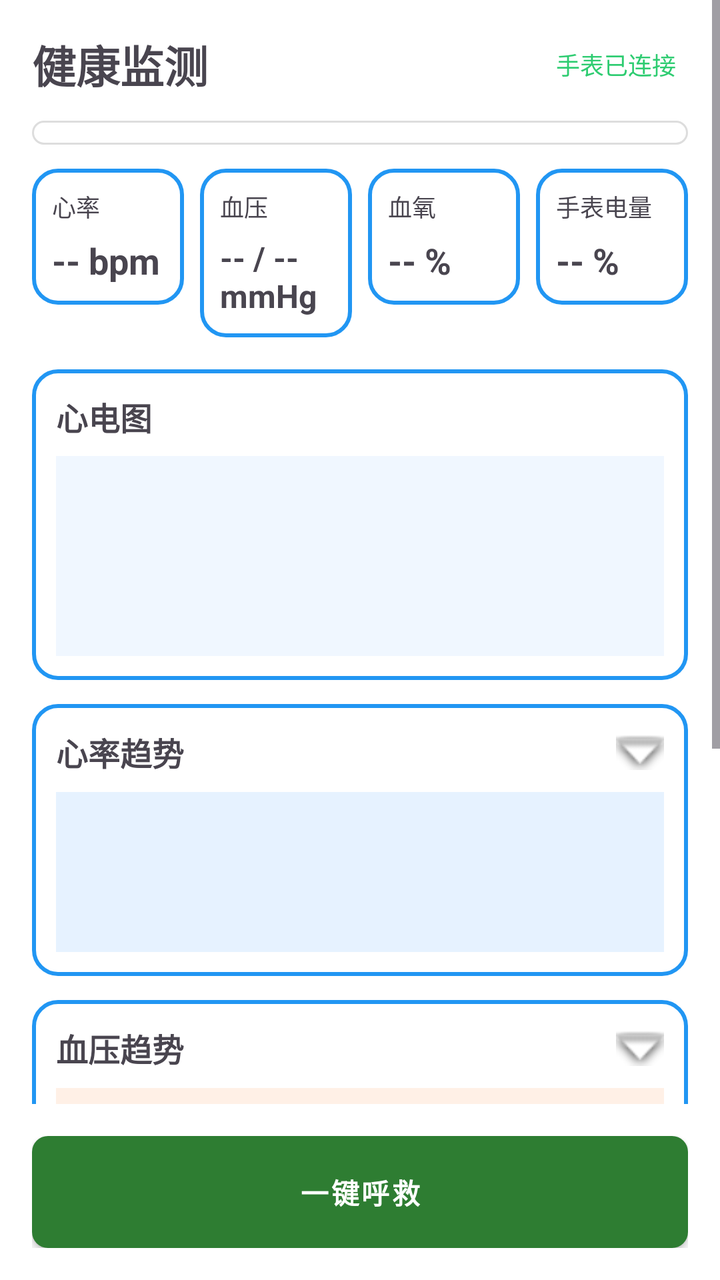
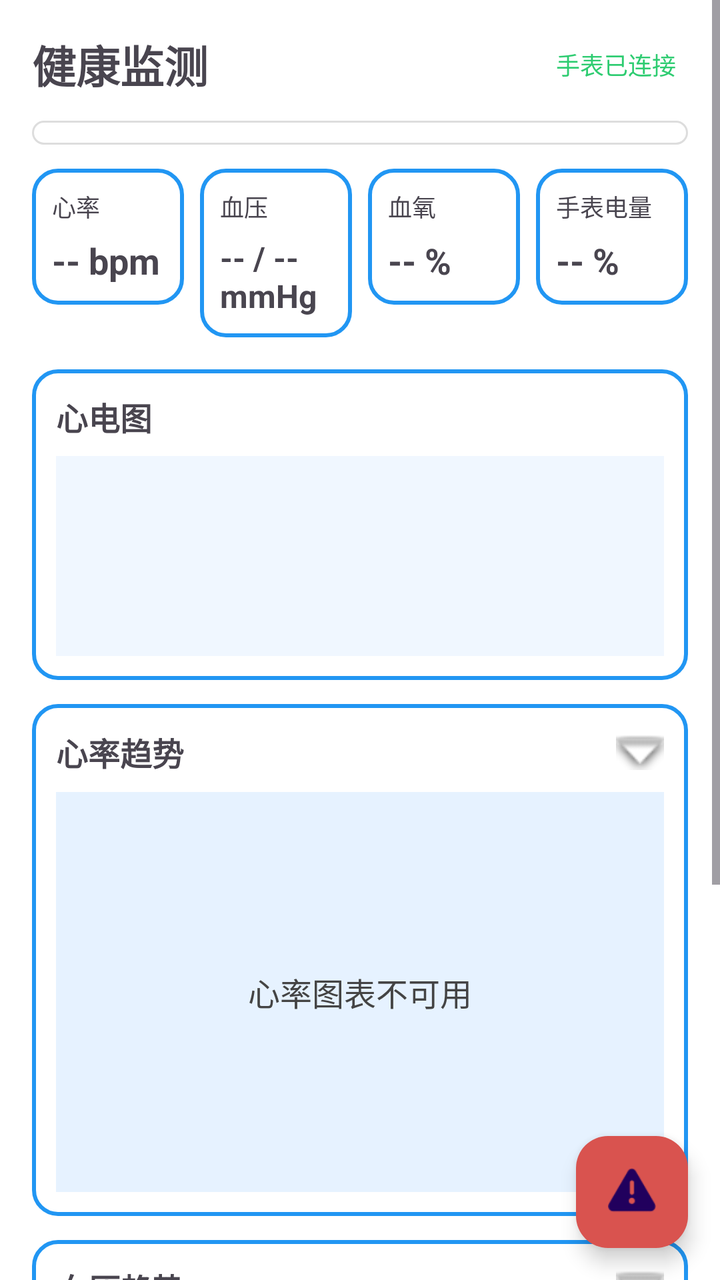

Compare the two renders of this Android layout. The source of the first and the diff that turns it into the second are given below.
<!-- AndroidManifest.xml: application theme Theme.Lifelink -->
<!-- res/layout/fragment_health_monitoring.xml -->
<?xml version="1.0" encoding="utf-8"?>
<androidx.constraintlayout.widget.ConstraintLayout xmlns:android="http://schemas.android.com/apk/res/android"
    xmlns:app="http://schemas.android.com/apk/res-auto"
    android:layout_width="match_parent"
    android:layout_height="match_parent"
    android:background="@color/white">

    <ScrollView
        android:id="@+id/health_scroll"
        android:layout_width="0dp"
        android:layout_height="0dp"
        app:layout_constraintTop_toTopOf="parent"
        app:layout_constraintBottom_toTopOf="@+id/bottom_bar"
        app:layout_constraintStart_toStartOf="parent"
        app:layout_constraintEnd_toEndOf="parent">

        <LinearLayout
            android:layout_width="match_parent"
            android:layout_height="wrap_content"
            android:orientation="vertical"
            android:padding="16dp">

            
            <LinearLayout
                android:layout_width="match_parent"
                android:layout_height="wrap_content"
                android:orientation="horizontal"
                android:gravity="center_vertical">

                <TextView
                    android:id="@+id/health_title"
                    android:layout_width="0dp"
                    android:layout_height="wrap_content"
                    android:layout_weight="1"
                    android:text="健康监测"
                    android:textSize="22sp"
                    android:textStyle="bold" />

                <TextView
                    android:id="@+id/health_status"
                    android:layout_width="wrap_content"
                    android:layout_height="wrap_content"
                    android:text="手表已连接"
                    android:textColor="@color/status_green_background"
                    android:textSize="12sp"
                    android:padding="6dp" />
            </LinearLayout>

            
            <Spinner
                android:id="@+id/trend_selector"
                android:layout_width="match_parent"
                android:layout_height="wrap_content"
                android:layout_marginTop="12dp"
                android:spinnerMode="dropdown"
                android:background="@drawable/spinner_bg"/>

            
            <LinearLayout
                android:layout_width="match_parent"
                android:layout_height="wrap_content"
                android:orientation="horizontal"
                android:layout_marginTop="12dp">

                <LinearLayout
                    android:layout_width="0dp"
                    android:layout_height="wrap_content"
                    android:layout_weight="1"
                    android:orientation="vertical"
                    android:background="@drawable/blue_border_background"
                    android:padding="10dp"
                    android:layout_marginEnd="8dp">

                    <TextView
                        android:id="@+id/hr_label"
                        android:layout_width="wrap_content"
                        android:layout_height="wrap_content"
                        android:text="心率"
                        android:textSize="12sp" />

                    <TextView
                        android:id="@+id/hr_value"
                        android:layout_width="wrap_content"
                        android:layout_height="wrap_content"
                        android:text="-- bpm"
                        android:textSize="18sp"
                        android:textStyle="bold"
                        android:layout_marginTop="6dp" />
                </LinearLayout>

                <LinearLayout
                    android:layout_width="0dp"
                    android:layout_height="wrap_content"
                    android:layout_weight="1"
                    android:orientation="vertical"
                    android:background="@drawable/blue_border_background"
                    android:padding="10dp"
                    android:layout_marginEnd="8dp">

                    <TextView
                        android:id="@+id/bp_label"
                        android:layout_width="wrap_content"
                        android:layout_height="wrap_content"
                        android:text="血压"
                        android:textSize="12sp" />

                    <TextView
                        android:id="@+id/bp_value"
                        android:layout_width="wrap_content"
                        android:layout_height="wrap_content"
                        android:text="-- / -- mmHg"
                        android:textSize="16sp"
                        android:textStyle="bold"
                        android:layout_marginTop="6dp" />
                </LinearLayout>

                <LinearLayout
                    android:layout_width="0dp"
                    android:layout_height="wrap_content"
                    android:layout_weight="1"
                    android:orientation="vertical"
                    android:background="@drawable/blue_border_background"
                    android:padding="10dp"
                    android:layout_marginEnd="8dp">

                    <TextView
                        android:id="@+id/spo2_label"
                        android:layout_width="wrap_content"
                        android:layout_height="wrap_content"
                        android:text="血氧"
                        android:textSize="12sp" />

                    <TextView
                        android:id="@+id/spo2_value"
                        android:layout_width="wrap_content"
                        android:layout_height="wrap_content"
                        android:text="-- %"
                        android:textSize="18sp"
                        android:textStyle="bold"
                        android:layout_marginTop="6dp" />
                </LinearLayout>

                <LinearLayout
                    android:layout_width="0dp"
                    android:layout_height="wrap_content"
                    android:layout_weight="1"
                    android:orientation="vertical"
                    android:background="@drawable/blue_border_background"
                    android:padding="10dp">

                    <TextView
                        android:id="@+id/battery_label"
                        android:layout_width="wrap_content"
                        android:layout_height="wrap_content"
                        android:text="手表电量"
                        android:textSize="12sp" />

                    <TextView
                        android:id="@+id/battery_value"
                        android:layout_width="wrap_content"
                        android:layout_height="wrap_content"
                        android:text="-- %"
                        android:textSize="18sp"
                        android:textStyle="bold"
                        android:layout_marginTop="6dp" />
                </LinearLayout>
            </LinearLayout>

            
            <LinearLayout
                android:layout_width="match_parent"
                android:layout_height="wrap_content"
                android:orientation="vertical"
                android:layout_marginTop="16dp">

                
                <LinearLayout
                    android:id="@+id/ecg_card"
                    android:layout_width="match_parent"
                    android:layout_height="wrap_content"
                    android:orientation="vertical"
                    android:background="@drawable/blue_border_background"
                    android:padding="12dp"
                    android:layout_marginBottom="12dp">

                    <LinearLayout
                        android:layout_width="match_parent"
                        android:layout_height="wrap_content"
                        android:orientation="horizontal"
                        android:gravity="center_vertical">

                        <TextView
                            android:layout_width="0dp"
                            android:layout_height="wrap_content"
                            android:layout_weight="1"
                            android:text="心电图"
                            android:textSize="16sp"
                            android:textStyle="bold" />
                    </LinearLayout>

                    <View
                        android:id="@+id/ecg_preview"
                        android:layout_width="match_parent"
                        android:layout_height="100dp"
                        android:layout_marginTop="8dp"
                        android:background="#f0f7ff" />
                </LinearLayout>

                
                <LinearLayout
                    android:id="@+id/hr_card"
                    android:layout_width="match_parent"
                    android:layout_height="wrap_content"
                    android:orientation="vertical"
                    android:background="@drawable/blue_border_background"
                    android:padding="12dp"
                    android:layout_marginBottom="12dp">

                    <LinearLayout
                        android:layout_width="match_parent"
                        android:layout_height="wrap_content"
                        android:orientation="horizontal"
                        android:gravity="center_vertical">

                        <TextView
                            android:layout_width="0dp"
                            android:layout_height="wrap_content"
                            android:layout_weight="1"
                            android:text="心率趋势"
                            android:textSize="16sp"
                            android:textStyle="bold" />

                        <ImageView
                            android:id="@+id/hr_toggle"
                            android:layout_width="24dp"
                            android:layout_height="24dp"
                            android:src="@android:drawable/arrow_down_float"
                            android:contentDescription="展开" />
                    </LinearLayout>

                    <View
                        android:id="@+id/hr_preview"
                        android:layout_width="match_parent"
                        android:layout_height="80dp"
                        android:layout_marginTop="8dp"
                        android:background="#e6f2ff" />

                    <LinearLayout
                        android:id="@+id/hr_expanded"
                        android:layout_width="match_parent"
                        android:layout_height="200dp"
                        android:layout_marginTop="8dp"
                        android:visibility="gone"
                        android:background="#ffffff">

                        <View
                            android:layout_width="match_parent"
                            android:layout_height="match_parent"
                            android:background="#dbefff" />
                    </LinearLayout>
                </LinearLayout>

                
                <LinearLayout
                    android:id="@+id/bp_card"
                    android:layout_width="match_parent"
                    android:layout_height="wrap_content"
                    android:orientation="vertical"
                    android:background="@drawable/blue_border_background"
                    android:padding="12dp"
                    android:layout_marginBottom="12dp">

                    <LinearLayout
                        android:layout_width="match_parent"
                        android:layout_height="wrap_content"
                        android:orientation="horizontal"
                        android:gravity="center_vertical">

                        <TextView
                            android:layout_width="0dp"
                            android:layout_height="wrap_content"
                            android:layout_weight="1"
                            android:text="血压趋势"
                            android:textSize="16sp"
                            android:textStyle="bold" />

                        <ImageView
                            android:id="@+id/bp_toggle"
                            android:layout_width="24dp"
                            android:layout_height="24dp"
                            android:src="@android:drawable/arrow_down_float"
                            android:contentDescription="展开" />
                    </LinearLayout>

                    <View
                        android:id="@+id/bp_preview"
                        android:layout_width="match_parent"
                        android:layout_height="80dp"
                        android:layout_marginTop="8dp"
                        android:background="#fff0e6" />

                    <LinearLayout
                        android:id="@+id/bp_expanded"
                        android:layout_width="match_parent"
                        android:layout_height="200dp"
                        android:layout_marginTop="8dp"
                        android:visibility="gone"
                        android:background="#ffffff">

                        <View
                            android:layout_width="match_parent"
                            android:layout_height="match_parent"
                            android:background="#ffeedd" />
                    </LinearLayout>
                </LinearLayout>

            </LinearLayout>

            
            <LinearLayout
                android:layout_width="match_parent"
                android:layout_height="wrap_content"
                android:orientation="vertical"
                android:background="@drawable/blue_border_background"
                android:padding="12dp"
                android:layout_marginBottom="12dp">

                <TextView
                    android:id="@+id/alerts_title"
                    android:layout_width="wrap_content"
                    android:layout_height="wrap_content"
                    android:text="异常预警"
                    android:textStyle="bold"
                    android:textSize="16sp" />

                <TextView
                    android:id="@+id/alerts_summary"
                    android:layout_width="match_parent"
                    android:layout_height="wrap_content"
                    android:text="最近无异常"
                    android:layout_marginTop="6dp" />
            </LinearLayout>

            
            <Button
                android:id="@+id/btn_ai_report"
                android:layout_width="match_parent"
                android:layout_height="48dp"
                android:text="生成健康报告（AI）"
                android:layout_marginBottom="16dp"
                android:backgroundTint="@color/ic_companion" />

        </LinearLayout>
    </ScrollView>

    
    <LinearLayout
        android:id="@+id/bottom_bar"
        android:layout_width="0dp"
        android:layout_height="wrap_content"
        android:orientation="horizontal"
        android:gravity="center"
        android:padding="16dp"
        app:layout_constraintBottom_toBottomOf="parent"
        app:layout_constraintStart_toStartOf="parent"
        app:layout_constraintEnd_toEndOf="parent"
        android:background="@color/white">

        <Button
            android:id="@+id/btn_sos"
            android:layout_width="0dp"
            android:layout_height="56dp"
            android:layout_weight="1"
            android:text="一键呼救"
            android:textColor="@android:color/white"
            android:backgroundTint="#d9534f"
            android:textStyle="bold" />
    </LinearLayout>

</androidx.constraintlayout.widget.ConstraintLayout>
<!-- resources referenced by this layout -->
<resources>
  <color name="ic_companion">#FF4A9EFF</color>
  <color name="status_green_background">#FF2ECC71</color>
  <color name="white">#FFFFFFFF</color>
  <!-- drawable blue_border_background (drawable) -->
  <shape xmlns:android="http://schemas.android.com/apk/res/android"
      android:shape="rectangle">
      <solid android:color="@color/white" />
      <stroke
          android:width="2dp"
          android:color="#2196F3" />
      <corners android:radius="12dp" />
  </shape>
  <!-- drawable spinner_bg (drawable) -->
  <?xml version="1.0" encoding="utf-8"?>
  <shape xmlns:android="http://schemas.android.com/apk/res/android" android:shape="rectangle">
      <solid android:color="@color/white" />
      <stroke android:width="1dp" android:color="#FFDDDDDD" />
      <corners android:radius="8dp" />
      <padding android:left="8dp" android:top="6dp" android:right="8dp" android:bottom="6dp" />
  </shape>
  <style name="Theme.Lifelink" parent="Base.Theme.Lifelink" />
  <style name="Base.Theme.Lifelink" parent="Theme.Material3.DayNight.NoActionBar">
          
          <item name="colorPrimary">@color/eye_friendly_accent</item>
          <item name="colorPrimaryVariant">@color/eye_friendly_accent</item>
          <item name="colorOnPrimary">@color/white</item>
          <item name="colorSecondary">@color/eye_friendly_text</item>
          <item name="colorOnSecondary">@color/white</item>
          
          <item name="android:buttonStyle">@style/App.Button</item>
          <item name="materialButtonStyle">@style/App.Button</item>
      </style>
  <color name="eye_friendly_accent">#FF2E7D32</color>
  <color name="eye_friendly_text">#FF333333</color>
  <style name="App.Button" parent="Widget.MaterialComponents.Button">
          <item name="android:background">@drawable/button_primary_bg</item>
          <item name="android:textColor">@color/white</item>
          <item name="android:paddingLeft">16dp</item>
          <item name="android:paddingRight">16dp</item>
      </style>
  <!-- drawable button_primary_bg (drawable) -->
  <?xml version="1.0" encoding="utf-8"?>
  <shape xmlns:android="http://schemas.android.com/apk/res/android">
      <corners android:radius="8dp" />
      <solid android:color="@color/memory_deep_blue" />
  </shape>
  <color name="memory_deep_blue">#FF003D82</color>
</resources>

<!-- the commit's change to res/layout/fragment_health_monitoring.xml (unified diff, before → after) -->
@@ -10,7 +10,7 @@
         android:layout_width="0dp"
         android:layout_height="0dp"
         app:layout_constraintTop_toTopOf="parent"
-        app:layout_constraintBottom_toTopOf="@+id/bottom_bar"
+        app:layout_constraintBottom_toBottomOf="parent"
         app:layout_constraintStart_toStartOf="parent"
         app:layout_constraintEnd_toEndOf="parent">
 
@@ -18,7 +18,8 @@
             android:layout_width="match_parent"
             android:layout_height="wrap_content"
             android:orientation="vertical"
-            android:padding="16dp">
+            android:padding="16dp"
+            android:paddingBottom="88dp">
 
             
             <LinearLayout
@@ -238,12 +239,23 @@
                             android:contentDescription="展开" />
                     </LinearLayout>
 
-                    <View
+                    <FrameLayout
                         android:id="@+id/hr_preview"
                         android:layout_width="match_parent"
-                        android:layout_height="80dp"
+                        android:layout_height="200dp"
                         android:layout_marginTop="8dp"
-                        android:background="#e6f2ff" />
+                        android:background="#e6f2ff">
+
+                        <TextView
+                            android:id="@+id/hr_placeholder"
+                            android:layout_width="match_parent"
+                            android:layout_height="match_parent"
+                            android:gravity="center"
+                            android:text="心率图表不可用"
+                            android:textSize="16sp"
+                            android:textColor="#444444" />
+
+                    </FrameLayout>
 
                     <LinearLayout
                         android:id="@+id/hr_expanded"
@@ -347,34 +359,48 @@
                 android:layout_width="match_parent"
                 android:layout_height="48dp"
                 android:text="生成健康报告（AI）"
+                android:layout_marginBottom="8dp"
+                android:backgroundTint="@color/ic_companion" />
+
+            
+            <LinearLayout
+                android:id="@+id/ai_report_card"
+                android:layout_width="match_parent"
+                android:layout_height="wrap_content"
+                android:orientation="vertical"
+                android:background="@drawable/blue_border_background"
+                android:padding="12dp"
                 android:layout_marginBottom="16dp"
-                android:backgroundTint="@color/ic_companion" />
+                android:visibility="gone">
+
+                <TextView
+                    android:id="@+id/ai_report_text"
+                    android:layout_width="match_parent"
+                    android:layout_height="wrap_content"
+                    android:text="AI 分析报告（模拟）"
+                    android:layout_marginBottom="8dp" />
+
+                <Button
+                    android:id="@+id/btn_download_pdf"
+                    android:layout_width="wrap_content"
+                    android:layout_height="40dp"
+                    android:text="下载 PDF" />
+            </LinearLayout>
 
         </LinearLayout>
     </ScrollView>
 
     
-    <LinearLayout
-        android:id="@+id/bottom_bar"
-        android:layout_width="0dp"
+    <com.google.android.material.floatingactionbutton.FloatingActionButton
+        android:id="@+id/fab_sos"
+        android:layout_width="wrap_content"
         android:layout_height="wrap_content"
-        android:orientation="horizontal"
-        android:gravity="center"
-        android:padding="16dp"
+        android:layout_margin="16dp"
+        android:contentDescription="紧急求救"
         app:layout_constraintBottom_toBottomOf="parent"
-        app:layout_constraintStart_toStartOf="parent"
         app:layout_constraintEnd_toEndOf="parent"
-        android:background="@color/white">
-
-        <Button
-            android:id="@+id/btn_sos"
-            android:layout_width="0dp"
-            android:layout_height="56dp"
-            android:layout_weight="1"
-            android:text="一键呼救"
-            android:textColor="@android:color/white"
-            android:backgroundTint="#d9534f"
-            android:textStyle="bold" />
-    </LinearLayout>
+        app:backgroundTint="#d9534f"
+        app:srcCompat="@android:drawable/ic_dialog_alert"
+        android:tint="@android:color/white" />
 
 </androidx.constraintlayout.widget.ConstraintLayout>
